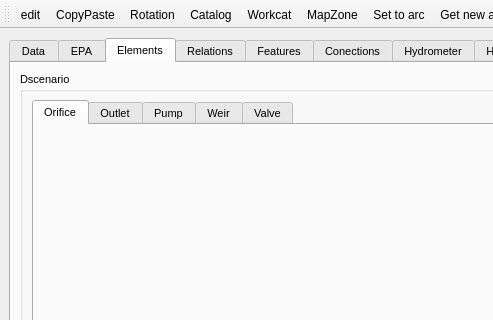
Giswater/giswater_qgis_plugin, file core/ui/toolbars/basic/info_feature.ui: the form before one commit; both pictures show x 0 to 493 and y 0 to 320 of the 1201 by 587 pixel window.
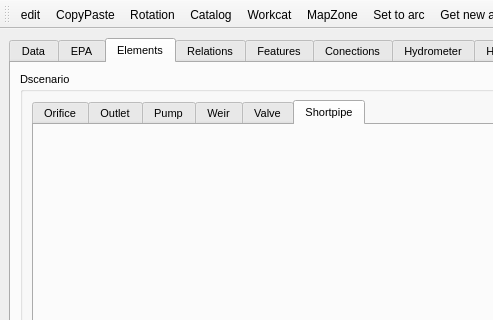
The form after the commit. The open tabs and pages were chosen to show the change. Custom widgets are drawn as their Qt base class.

Commit message: feat(frshortpipe): add dscenario tab for frshortpipe

The edit to the form file:
```diff
--- a/core/ui/toolbars/basic/info_feature.ui
+++ b/core/ui/toolbars/basic/info_feature.ui
@@ -287,6 +287,16 @@
                  </item>
                 </layout>
                </widget>
+			   <widget class="QWidget" name="tab_shortpipe">
+                <attribute name="title">
+                 <string>Shortpipe</string>
+                </attribute>
+                <layout class="QGridLayout" name="gridLayout_29">
+                 <item row="0" column="0">
+                  <layout class="QGridLayout" name="lyt_elem_dsc_shortpipe"/>
+                 </item>
+                </layout>
+               </widget>
               </widget>
              </item>
             </layout>
```
